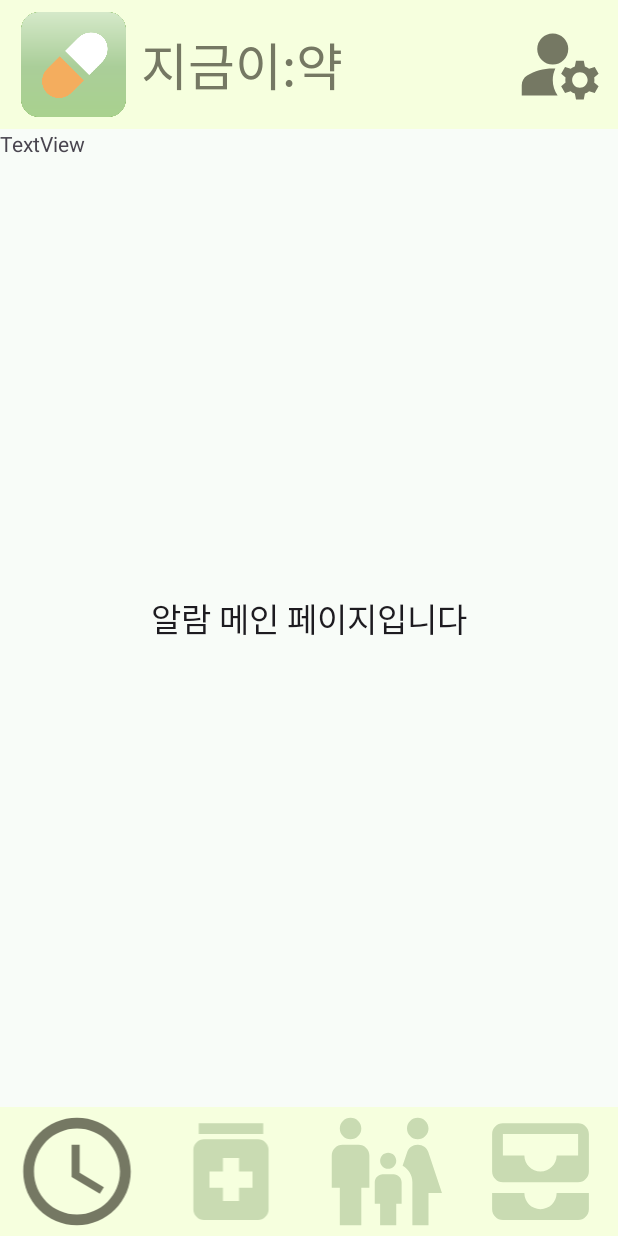
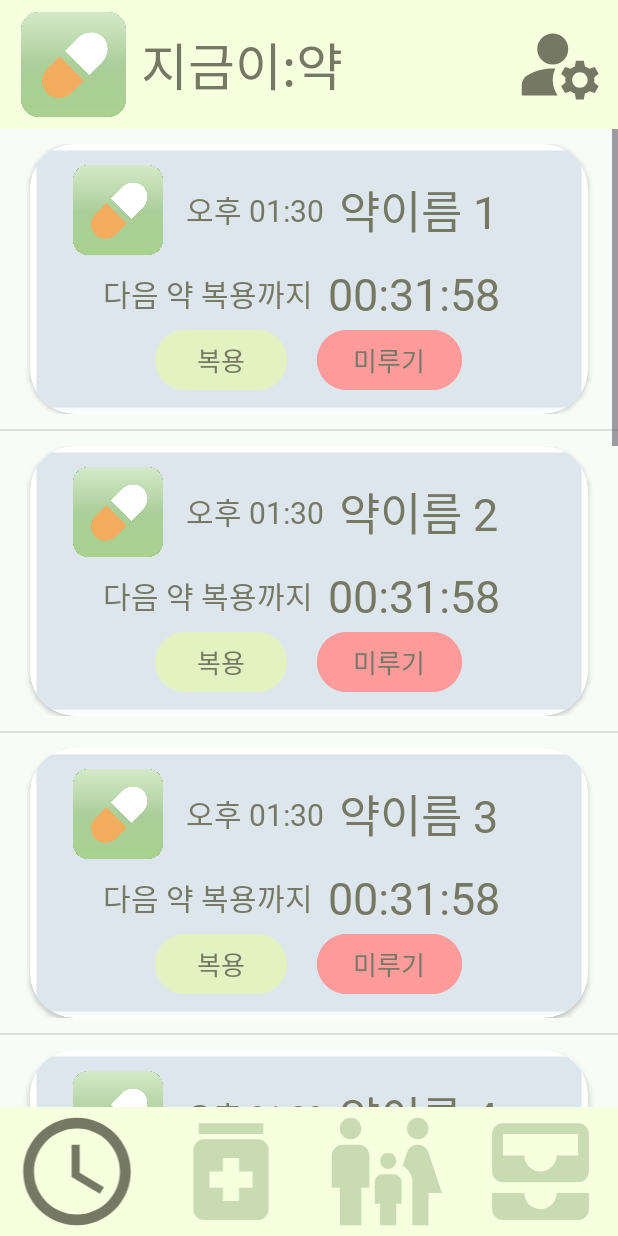
Before and after one commit to ysparrk/e-yak, an Android app: the AlarmFragment screen opened directly, with no data from a screen before it, on a phone screen of 412 x 824 dp. Run offline under Robolectric (Android 15) with nearby library versions, the phone set to English and light mode, and no system bars.

Commit message:
add: 알람 리스트뷰 연습

```diff
--- a/EYAK(rev2)/app/build.gradle
+++ b/EYAK(rev2)/app/build.gradle
@@ -51,4 +51,7 @@ dependencies {
 
     //  SharedPreference
     implementation 'androidx.preference:preference-ktx:1.2.0'
+
+    // 카드뷰
+    implementation "androidx.cardview:cardview:1.0.0"
 }
--- a/EYAK(rev2)/app/src/main/java/com/example/eyakrev1/AlarmFragment.kt
+++ b/EYAK(rev2)/app/src/main/java/com/example/eyakrev1/AlarmFragment.kt
@@ -1,17 +1,47 @@
 package com.example.eyakrev1
 
+import android.content.Context
 import android.os.Bundle
 import android.view.LayoutInflater
 import android.view.View
 import android.view.ViewGroup
+import android.widget.ListView
+import android.widget.RelativeLayout
 import androidx.fragment.app.Fragment
 
 class AlarmFragment : Fragment() {
+
+    var medicineAlarmList = arrayListOf<MedicineAlarm>()
+
+    // https://curryyou.tistory.com/386
+    // 1. Context를 할당할 변수를 프로퍼티로 선언(어디서든 사용할 수 있게)
+    lateinit var mainActivity: MainActivity
+
     override fun onCreateView(
         inflater: LayoutInflater,
         container: ViewGroup?,
         savedInstanceState: Bundle?
     ): View? {
-        return inflater.inflate(R.layout.alarm_tab_main, container, false)
+
+        for (i in 1..10) {
+            // 임시 데이터 넣기
+            val medicineAlarm = MedicineAlarm(medicineIcon = "eyak_logo", medicineTime = "오후 01:30", medicineName = "약이름 $i")
+            medicineAlarmList.add(medicineAlarm)
+        }
+
+        val layout = inflater.inflate(R.layout.alarm_tab_main, container, false)
+
+        val alarmListAdapter = AlarmListAdapter(mainActivity, medicineAlarmList)
+        val alarmListView = layout.findViewById<ListView>(R.id.alramListView)
+        alarmListView?.adapter = alarmListAdapter
+
+        return layout
+    }
+
+    override fun onAttach(context: Context) {
+        super.onAttach(context)
+
+        // 2. Context를 액티비티로 형변환해서 할당
+        mainActivity = context as MainActivity
     }
 }
--- /dev/null
+++ b/EYAK(rev2)/app/src/main/java/com/example/eyakrev1/AlarmListAdapter.kt
@@ -0,0 +1,55 @@
+package com.example.eyakrev1
+
+import android.content.Context
+import android.icu.lang.UCharacter.GraphemeClusterBreak.T
+import android.view.LayoutInflater
+import android.view.View
+import android.view.ViewGroup
+import android.widget.BaseAdapter
+import android.widget.Button
+import android.widget.ImageView
+import android.widget.TextView
+
+class AlarmListAdapter (val context: Context, val medicineAlarmList: ArrayList<MedicineAlarm>) : BaseAdapter() {
+
+    // https://blog.yena.io/studynote/2017/12/01/Android-Kotlin-ListView.html
+    override fun getCount(): Int {
+        return medicineAlarmList.size
+    }
+
+    override fun getItem(position: Int): Any {
+        return medicineAlarmList[position]
+    }
+
+    override fun getItemId(p0: Int): Long {
+        // 나중에 약의 고유 id를 받던가 그렇게 하자 => DB 보고 추후에 결정
+        return 0
+    }
+
+    override fun getView(position: Int, convertView: View?, parent: ViewGroup?): View {
+        /* LayoutInflater는 item을 Adapter에서 사용할 View로 부풀려주는(inflate) 역할을 한다. */
+        val view: View = LayoutInflater.from(context).inflate(R.layout.alarm_tab_list_view_item, null)
+
+        /* 위에서 생성된 view를 alarm_tab_list_view_item.xml 파일의 각 View와 연결하는 과정이다. */
+        val medicineIconImageView = view.findViewById<ImageView>(R.id.medicine_icon)
+        val medicineTimeTextView = view.findViewById<TextView>(R.id.medicine_time)
+        val medicineNameTextView = view.findViewById<TextView>(R.id.medicine_name)
+        val medicineTimeLeftTextView = view.findViewById<TextView>(R.id.medicine_time_left)
+        val medicineEatButton = view.findViewById<Button>(R.id.medicine_eat_button)
+        val medicineDelayButton = view.findViewById<Button>(R.id.medicine_delay_button)
+
+        // /* ArrayList<MedicineAlarm>의 변수 medicineAlarm의 이미지와 데이터를 ImageView와 TextView에 담는다. */
+        val medicineAlarm = medicineAlarmList[position]
+
+        val resourceId = context.resources.getIdentifier(medicineAlarm.medicineIcon, "drawable", context.packageName)
+        medicineIconImageView.setImageResource(resourceId)
+        medicineTimeTextView.text = medicineAlarm.medicineTime
+        medicineNameTextView.text = medicineAlarm.medicineName
+
+        // 임시 설정 => 나중에 타이머 설정해야 함
+        medicineTimeLeftTextView.text = "00:31:58"
+
+        return view
+    }
+
+}
--- /dev/null
+++ b/EYAK(rev2)/app/src/main/java/com/example/eyakrev1/MedicineAlarm.kt
@@ -0,0 +1,3 @@
+package com.example.eyakrev1
+
+class MedicineAlarm (val medicineIcon: String, val medicineTime: String, val medicineName: String)
--- /dev/null
+++ b/EYAK(rev2)/app/src/main/res/layout/alarm_tab_list_view_item.xml
@@ -0,0 +1,131 @@
+<?xml version="1.0" encoding="utf-8"?>
+<androidx.constraintlayout.widget.ConstraintLayout xmlns:android="http://schemas.android.com/apk/res/android"
+    xmlns:app="http://schemas.android.com/apk/res-auto"
+    xmlns:tools="http://schemas.android.com/tools"
+    android:layout_width="match_parent"
+    android:layout_height="wrap_content"
+    android:paddingTop="10dp"
+    android:paddingBottom="10dp">
+
+    <androidx.cardview.widget.CardView
+        android:layout_width="match_parent"
+        android:layout_height="match_parent"
+        android:layout_margin="20dp"
+        app:cardCornerRadius="30dp"
+        tools:layout_editor_absoluteX="20dp"
+        tools:layout_editor_absoluteY="10dp">
+
+        <LinearLayout
+            android:layout_width="match_parent"
+            android:layout_height="wrap_content"
+            android:background="@drawable/common_google_signin_btn_icon_light_normal_background"
+            android:backgroundTint="#DDE6ED"
+            android:orientation="vertical">
+
+            <LinearLayout
+                android:layout_width="match_parent"
+                android:layout_height="wrap_content"
+                android:orientation="horizontal"
+                android:paddingLeft="20dp"
+                android:paddingTop="5dp"
+                android:paddingRight="20dp"
+                android:paddingBottom="5dp">
+
+                <ImageView
+                    android:id="@+id/medicine_icon"
+                    android:layout_width="60dp"
+                    android:layout_height="60dp"
+                    android:src="@drawable/eyak_logo" />
+
+                <TextView
+                    android:id="@+id/medicine_time"
+                    android:layout_width="wrap_content"
+                    android:layout_height="wrap_content"
+                    android:layout_gravity="center_vertical"
+                    android:layout_marginStart="15dp"
+                    android:fontFamily="@font/tmoney_regular"
+                    android:text="오후 1:30"
+                    android:textColor="#757863"
+                    android:textSize="20dp" />
+
+                <TextView
+                    android:id="@+id/medicine_name"
+                    android:layout_width="match_parent"
+                    android:layout_height="wrap_content"
+                    android:layout_gravity="center_vertical"
+                    android:layout_marginStart="10dp"
+                    android:fontFamily="@font/tmoney_bold"
+                    android:text="약 이름 1"
+                    android:textColor="#757863"
+                    android:textSize="30dp" />
+
+            </LinearLayout>
+
+            <LinearLayout
+                android:layout_width="match_parent"
+                android:layout_height="wrap_content"
+                android:orientation="horizontal"
+                android:paddingLeft="20dp">
+
+                <TextView
+                    android:layout_width="wrap_content"
+                    android:layout_height="wrap_content"
+                    android:layout_gravity="center_vertical"
+                    android:layout_marginStart="20dp"
+                    android:fontFamily="@font/tmoney_regular"
+                    android:text="다음 약 복용까지"
+                    android:textColor="#757863"
+                    android:textSize="20dp" />
+
+                <TextView
+                    android:id="@+id/medicine_time_left"
+                    android:layout_width="wrap_content"
+                    android:layout_height="wrap_content"
+                    android:layout_gravity="center_vertical"
+                    android:layout_marginStart="10dp"
+                    android:fontFamily="@font/tmoney_regular"
+                    android:text="00:31:58"
+                    android:textColor="#757863"
+                    android:textSize="30dp" />
+
+            </LinearLayout>
+
+            <LinearLayout
+                android:layout_width="match_parent"
+                android:layout_height="wrap_content"
+                android:gravity="center"
+                android:orientation="horizontal"
+                android:paddingLeft="30dp"
+                android:paddingRight="30dp"
+                android:paddingBottom="3dp">
+
+                <Button
+                    android:id="@+id/medicine_eat_button"
+                    android:layout_width="wrap_content"
+                    android:layout_height="wrap_content"
+                    android:layout_marginRight="10dp"
+                    android:backgroundTint="#E3F2C1"
+                    android:fontFamily="@font/tmoney_regular"
+                    android:includeFontPadding="false"
+                    android:text="복용"
+                    android:textColor="#757863"
+                    android:textSize="17dp" />
+
+                <Button
+                    android:id="@+id/medicine_delay_button"
+                    android:layout_width="wrap_content"
+                    android:layout_height="wrap_content"
+                    android:layout_marginLeft="10dp"
+                    android:backgroundTint="#FF9B9B"
+                    android:fontFamily="@font/tmoney_regular"
+                    android:includeFontPadding="false"
+                    android:text="미루기"
+                    android:textColor="#757863"
+                    android:textSize="17dp" />
+
+            </LinearLayout>
+        </LinearLayout>
+
+    </androidx.cardview.widget.CardView>
+
+</androidx.constraintlayout.widget.ConstraintLayout>
--- a/EYAK(rev2)/app/src/main/res/layout/alarm_tab_main.xml
+++ b/EYAK(rev2)/app/src/main/res/layout/alarm_tab_main.xml
@@ -5,36 +5,13 @@
     android:layout_width="match_parent"
     android:layout_height="match_parent">
 
-    <TextView
-        android:id="@+id/textView2"
-        android:layout_width="wrap_content"
-        android:layout_height="wrap_content"
-        android:fontFamily="@font/tmoney_regular"
-        android:text="알람 메인 페이지입니다"
-        android:textAppearance="@style/TextAppearance.AppCompat.Large"
+    <ListView
+        android:id="@+id/alramListView"
+        android:layout_width="match_parent"
+        android:layout_height="0dp"
         app:layout_constraintBottom_toBottomOf="parent"
         app:layout_constraintEnd_toEndOf="parent"
         app:layout_constraintStart_toStartOf="parent"
         app:layout_constraintTop_toTopOf="parent" />
 
-    <TextView
-        android:id="@+id/textView6"
-        android:layout_width="wrap_content"
-        android:layout_height="19dp"
-        android:text="TextView"
-        app:layout_constraintStart_toStartOf="parent"
-        app:layout_constraintTop_toTopOf="parent" />
-
-    <ScrollView
-        android:layout_width="409dp"
-        android:layout_height="0dp"
-        app:layout_constraintBottom_toBottomOf="parent"
-        app:layout_constraintTop_toTopOf="parent"
-        tools:layout_editor_absoluteX="1dp">
-
-        <LinearLayout
-            android:layout_width="match_parent"
-            android:layout_height="wrap_content"
-            android:orientation="vertical" />
-    </ScrollView>
 </androidx.constraintlayout.widget.ConstraintLayout>
```
